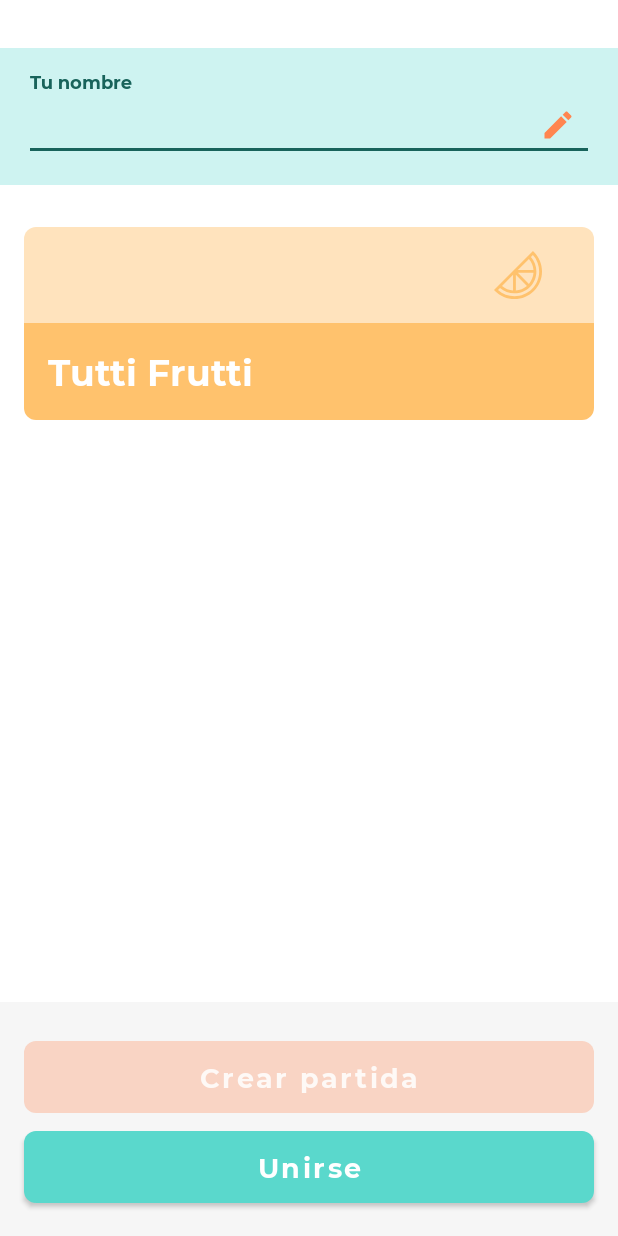
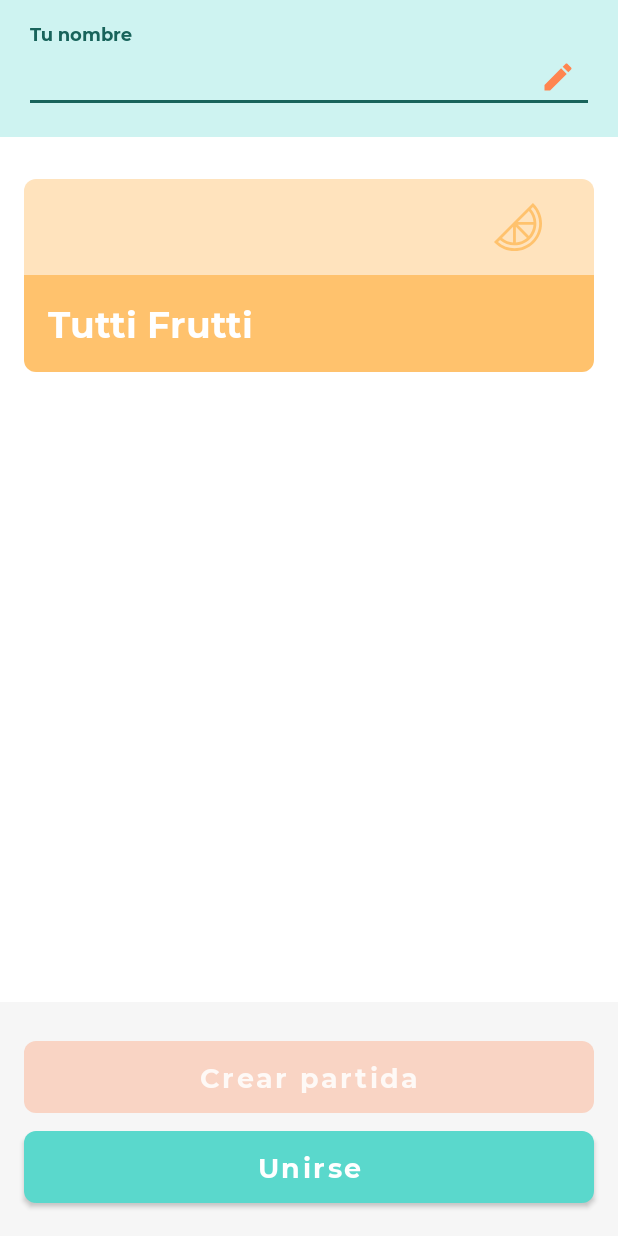
Before and after one commit to UTN-FRBA-Mobile/Play2Play, an Android app: the screen it shows after launch (HomeActivity), on a phone screen of 412 x 824 dp. Run offline under Robolectric (Android 15) with nearby library versions, the phone set to English and light mode, and no system bars.

Commit message:
Remove players header

```diff
--- a/app/src/main/java/com/p2p/presentation/tuttifrutti/TuttiFruttiActivity.kt
+++ b/app/src/main/java/com/p2p/presentation/tuttifrutti/TuttiFruttiActivity.kt
@@ -11,11 +11,6 @@ import com.p2p.presentation.tuttifrutti.create.categories.CreateTuttiFruttiFragm
 class TuttiFruttiActivity : GameActivity<TuttiFruttiSpecificGameEvent, TuttiFruttiViewModel>() {
 
     override val viewModel: TuttiFruttiViewModel by gameViewModels()
-
-    override fun onCreate(savedInstanceState: Bundle?) {
-        super.onCreate(savedInstanceState)
-        viewModel.players.observe(this) { findViewById<TextView>(R.id.players).text = it.joinToString() }
-    }
 
     override fun goToCreate() = addFragment(CreateTuttiFruttiFragment.newInstance(), shouldAddToBackStack = false)
 
--- a/app/src/main/res/layout/activity_base.xml
+++ b/app/src/main/res/layout/activity_base.xml
@@ -1,21 +1,6 @@
 <?xml version="1.0" encoding="utf-8"?>
-<LinearLayout
+<androidx.fragment.app.FragmentContainerView
     xmlns:android="http://schemas.android.com/apk/res/android"
-    xmlns:tools="http://schemas.android.com/tools"
+    android:id="@+id/fragment_container_view"
     android:layout_width="match_parent"
-    android:layout_height="match_parent"
-    android:orientation="vertical">
-
-    <TextView
-        android:id="@+id/players"
-        android:layout_width="match_parent"
-        android:layout_height="wrap_content"
-        android:textColor="@color/green_black"
-        android:textSize="@dimen/font_huge"
-        tools:text="Dylan" />
-
-    <androidx.fragment.app.FragmentContainerView
-        android:id="@+id/fragment_container_view"
-        android:layout_width="match_parent"
-        android:layout_height="match_parent" />
-</LinearLayout>
+    android:layout_height="match_parent" />
```
